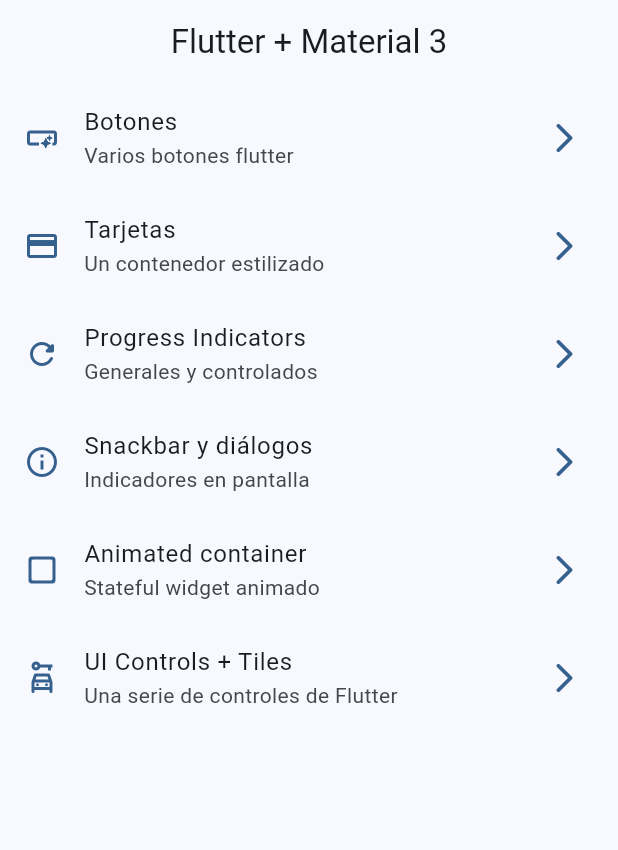
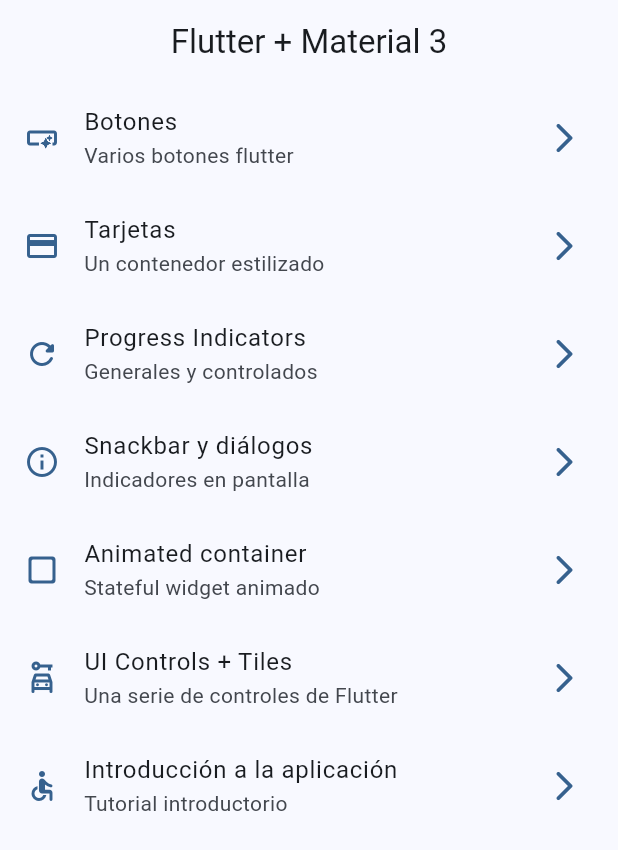
Before and after one commit to AugustSalas/widgets_app, a Flutter app: the screen it shows after launch, on a phone screen of 412 x 824 dp. Shown: the top 850 px of the screen. Run offline on Flutter 3.47's test engine with Material 3 defaults, Android fonts, the phone set to English and light mode, and no system bars; our stand-ins replace go_router.

```diff
--- a/lib/config/menu/menu_items.dart
+++ b/lib/config/menu/menu_items.dart
@@ -51,4 +51,10 @@ const appMenuItems = <MenuItem>[
     link: '/ui-controls',
     icon: Icons.car_rental_outlined,
   ),
+  MenuItem(
+    title: 'Introducción a la aplicación',
+    subTitle: 'Tutorial introductorio',
+    link: '/tutorial',
+    icon: Icons.accessible_rounded,
+  ),
 ];
--- a/lib/config/router/app_router.dart
+++ b/lib/config/router/app_router.dart
@@ -32,5 +32,10 @@ final appRouter = GoRouter(initialLocation: '/', routes: [
      name: UiControlsScreen.name,
     builder: (context, state) => const UiControlsScreen(),
   ),
+  GoRoute(
+    path: '/tutorial',
+     name: AppTutorialScreen.name,
+    builder: (context, state) => const AppTutorialScreen(),
+  ),
 ],
 );
--- a/pubspec.yaml
+++ b/pubspec.yaml
@@ -18,3 +18,6 @@ dev_dependencies:
 
 flutter:
   uses-material-design: true
+
+assets:
+  - assets/images/
```
Also changed, not shown: assets/Images/1.png (added), assets/Images/2.png (added), assets/Images/3.png (added), assets/Images/jar-loading.gif (added).
